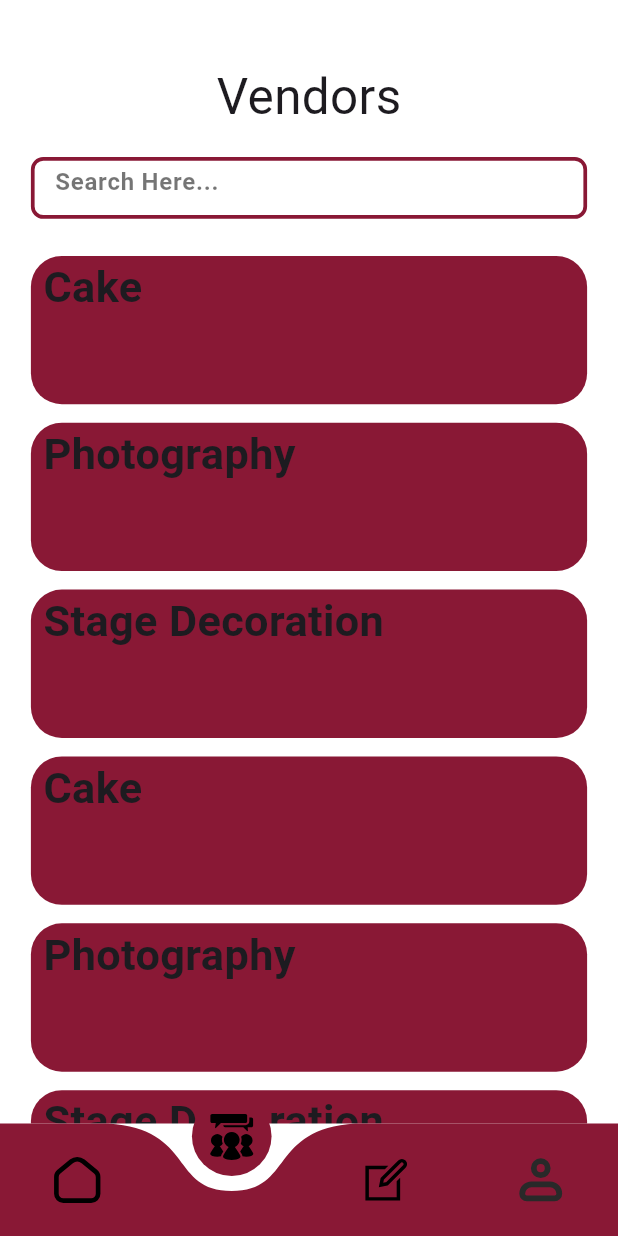
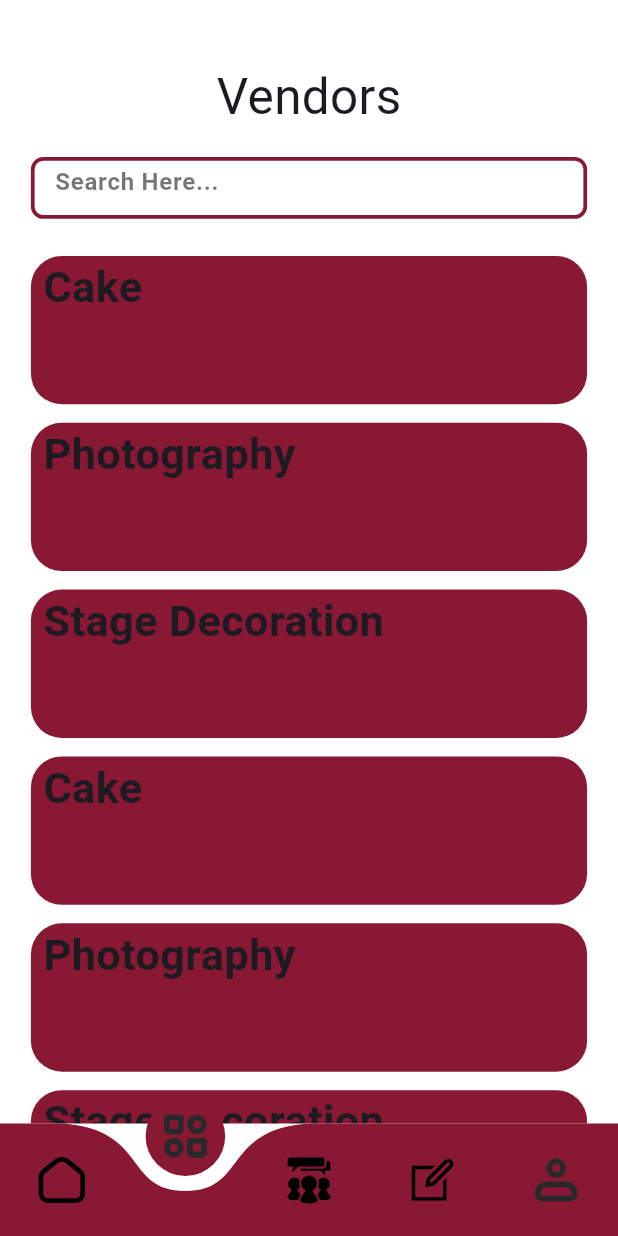
Before and after one commit to Sahlaa-k/eventifyy001, a Flutter app: the BottomNavigationPage screen opened directly, item 2 of the bottom bar chosen, on a phone screen of 412 x 824 dp. Run offline on Flutter 3.47's test engine with Material 3 defaults, Android fonts, the phone set to English and light mode, and no system bars; drawn by our look-alikes of curved_navigation_bar; our stand-ins replace device_preview, flutter_svg, google_fonts, pinput, smooth_page_indicator.

Commit message:
create project

```diff
--- a/lib/constants/color_constant.dart
+++ b/lib/constants/color_constant.dart
@@ -5,7 +5,7 @@ import 'package:flutter/services.dart';
 class ColorConstant{
   static const primaryColor=Color( 0xff891835);
   static const secondaryColor=Color(0xffD79EAC);
-  static const BackgroundColor=Colors.white;
+  static const backgroundColor=Colors.white;
   static const thirdColor=Color(0xff000000);
   static const red=Color(0xffA0522D);
   static const grey=Color(0xffF5DEB3);
--- a/lib/features/bottom_navigation/bottom_navigation_bar.dart
+++ b/lib/features/bottom_navigation/bottom_navigation_bar.dart
@@ -20,8 +20,10 @@ class BottomNavigationPage extends StatefulWidget {
 class _BottomNavigationPageState extends State<BottomNavigationPage> {
   int selectintex = 0;
   List pages = [
+
      Container(),
     VendorsPage(),
+    Container(),
      BlogPage(),
     Container(),
   ];
@@ -34,13 +36,14 @@ class _BottomNavigationPageState extends State<BottomNavigationPage> {
           index: 0,
           items: [
             SvgPicture.asset(IconConstant.homeIcon,height: width*0.09,),
+            SvgPicture.asset(IconConstant.vendor,height: width*0.09,),
             SvgPicture.asset(IconConstant.communityIcon,height: width*0.09,),
             SvgPicture.asset(IconConstant.blogIcon,height: width*0.09,),
             SvgPicture.asset(IconConstant.profileIcon,height: width*0.09,),
           ],
           color: ColorConstant.primaryColor,
           buttonBackgroundColor: ColorConstant.primaryColor,
-          backgroundColor: ColorConstant.BackgroundColor,
+          backgroundColor: ColorConstant.backgroundColor,
           animationCurve: Curves.easeInOut,
           animationDuration: Duration(milliseconds: 600),
           onTap: (value) {
--- a/lib/features/bottom_navigation/ventors/vendors_page.dart
+++ b/lib/features/bottom_navigation/ventors/vendors_page.dart
@@ -21,7 +21,7 @@ class _VendorsPageState extends State<VendorsPage> {
   @override
   Widget build(BuildContext context) {
     return Scaffold(
-      backgroundColor: ColorConstant.BackgroundColor,
+      backgroundColor: ColorConstant.backgroundColor,
       body: Column(
         crossAxisAlignment: CrossAxisAlignment.center,
         children: [
--- a/lib/features/login/login_page.dart
+++ b/lib/features/login/login_page.dart
@@ -19,7 +19,7 @@ class _LoginPageState extends State<LoginPage> {
   @override
   Widget build(BuildContext context) {
     return Scaffold(
-      backgroundColor: ColorConstant.BackgroundColor,
+      backgroundColor: ColorConstant.backgroundColor,
       body: SingleChildScrollView(
         child: SizedBox(
           width: width * 1.5,
--- a/lib/features/login/signup_page.dart
+++ b/lib/features/login/signup_page.dart
@@ -16,7 +16,7 @@ class _SignupPageState extends State<SignupPage> {
   @override
   Widget build(BuildContext context) {
     return Scaffold(
-      backgroundColor: ColorConstant.BackgroundColor,
+      backgroundColor: ColorConstant.backgroundColor,
       body: SingleChildScrollView(
         child: SizedBox(
           width: width *  1.5,
--- a/lib/features/onboarding_screen/onboarding_page1.dart
+++ b/lib/features/onboarding_screen/onboarding_page1.dart
@@ -20,7 +20,7 @@ class _onBoarding1State extends State<onBoarding1> {
         padding:  EdgeInsets.all(width*0.1),
         child: Column(
           children: [
-            Container( height: width*1.2,width: width*.8,color: ColorConstant.BackgroundColor,
+            Container( height: width*1.2,width: width*.8,color: ColorConstant.backgroundColor,
               child: Row(children: [
                 Column(
                   children: [
--- a/lib/features/onboarding_screen/onboarding_page2.dart
+++ b/lib/features/onboarding_screen/onboarding_page2.dart
@@ -15,7 +15,7 @@ class _onBoarding2State extends State<onBoarding2> {
   @override
   Widget build(BuildContext context) {
     return Scaffold(
-      backgroundColor: ColorConstant.BackgroundColor,
+      backgroundColor: ColorConstant.backgroundColor,
       body: SizedBox(
         height: height* 1,
         width: width* 1,
--- a/lib/features/onboarding_screen/onboarding_page3.dart
+++ b/lib/features/onboarding_screen/onboarding_page3.dart
@@ -82,7 +82,7 @@ class _onBoarding3State extends State<onBoarding3> {
                     height: width * 0.4,
                     width: width * 0.4,
                     decoration: BoxDecoration(
-                        color: ColorConstant.BackgroundColor,
+                        color: ColorConstant.backgroundColor,
                         borderRadius: BorderRadius.only(
                           topLeft: Radius.circular(width * 0.2),
                           bottomLeft: Radius.circular(width * 0.2),
@@ -108,14 +108,14 @@ class _onBoarding3State extends State<onBoarding3> {
               Text(
                 "Quality You Can Taste, Joy You Can Share!",
                 style: TextStyle(
-                    color: ColorConstant.BackgroundColor,
+                    color: ColorConstant.backgroundColor,
                     fontSize: width * 0.08,
                     fontWeight: FontWeight.w700),
               ),
               SizedBox(height: width*0.03,),
               Text(
                 "Celebrate every occasion with top-quality cakes and thoughtfully chosen gifts. Experience the perfect blend of elegance and taste.",
-                style: TextStyle(color: ColorConstant.BackgroundColor,fontSize: width*0.04),
+                style: TextStyle(color: ColorConstant.backgroundColor,fontSize: width*0.04),
               )
             ],
           ),
--- a/lib/features/onboarding_screen/onboarding_page4.dart
+++ b/lib/features/onboarding_screen/onboarding_page4.dart
@@ -43,7 +43,7 @@ class _onBoarding4State extends State<onBoarding4> {
                     height: width*0.4,
                     width: width*0.4,
                     decoration: BoxDecoration(
-                        color: ColorConstant.BackgroundColor,
+                        color: ColorConstant.backgroundColor,
                         borderRadius: BorderRadius.only(
                             topLeft: Radius.circular(width*0.2),
                           topRight:  Radius.circular(width*0.2),
@@ -108,14 +108,14 @@ class _onBoarding4State extends State<onBoarding4> {
               Text(
                 "Every Click ,\nA Timeless Memory",
                 style: TextStyle(
-                    color: ColorConstant.BackgroundColor,
+                    color: ColorConstant.backgroundColor,
                     fontSize: width * 0.08,
                     fontWeight: FontWeight.w700),
               ),
               SizedBox(height: width*0.03,),
               Text(
                 "We believe in capturing emotions, not just images. Experience photography that reflects the highest standards of quality and care.",
-                style: TextStyle(color: ColorConstant.BackgroundColor,fontSize: width*0.04),
+                style: TextStyle(color: ColorConstant.backgroundColor,fontSize: width*0.04),
               )
             ],
           ),
--- a/lib/features/onboarding_screen/onboarding_page5.dart
+++ b/lib/features/onboarding_screen/onboarding_page5.dart
@@ -30,7 +30,7 @@ class _onBoarding5State extends State<onBoarding5> {
                     height: width*0.4,
                     width: width*0.4,
                     decoration: BoxDecoration(
-                      color: ColorConstant.BackgroundColor,
+                      color: ColorConstant.backgroundColor,
                       borderRadius: BorderRadius.only(
                           topLeft: Radius.circular(width*0.25)
                       ),
--- a/lib/features/onboarding_screen/onboarding_pages.dart
+++ b/lib/features/onboarding_screen/onboarding_pages.dart
@@ -128,7 +128,7 @@ class _OnboardingPagesState extends State<OnboardingPages> {
                                       child: Text(
                                     "Get Started",
                                     style: TextStyle(
-                                        color: ColorConstant.BackgroundColor,fontSize: width*0.04,fontWeight: FontWeight.w700),
+                                        color: ColorConstant.backgroundColor,fontSize: width*0.04,fontWeight: FontWeight.w700),
                                   )),
                                 )
                               : Text("Next",style: TextStyle(color: ColorConstant.red,fontSize: width*0.04,fontWeight: FontWeight.w700),),
--- a/lib/features/onboarding_screen/splash_screen.dart
+++ b/lib/features/onboarding_screen/splash_screen.dart
@@ -33,7 +33,7 @@ class _SplashScreenState extends State<SplashScreen> {
         body: Center(
           child: Text(
             " Eventify ",
-            style: GoogleFonts.laBelleAurore(color: ColorConstant.BackgroundColor,
+            style: GoogleFonts.laBelleAurore(color: ColorConstant.backgroundColor,
         fontSize: width*0.12,
 
           )),
```
